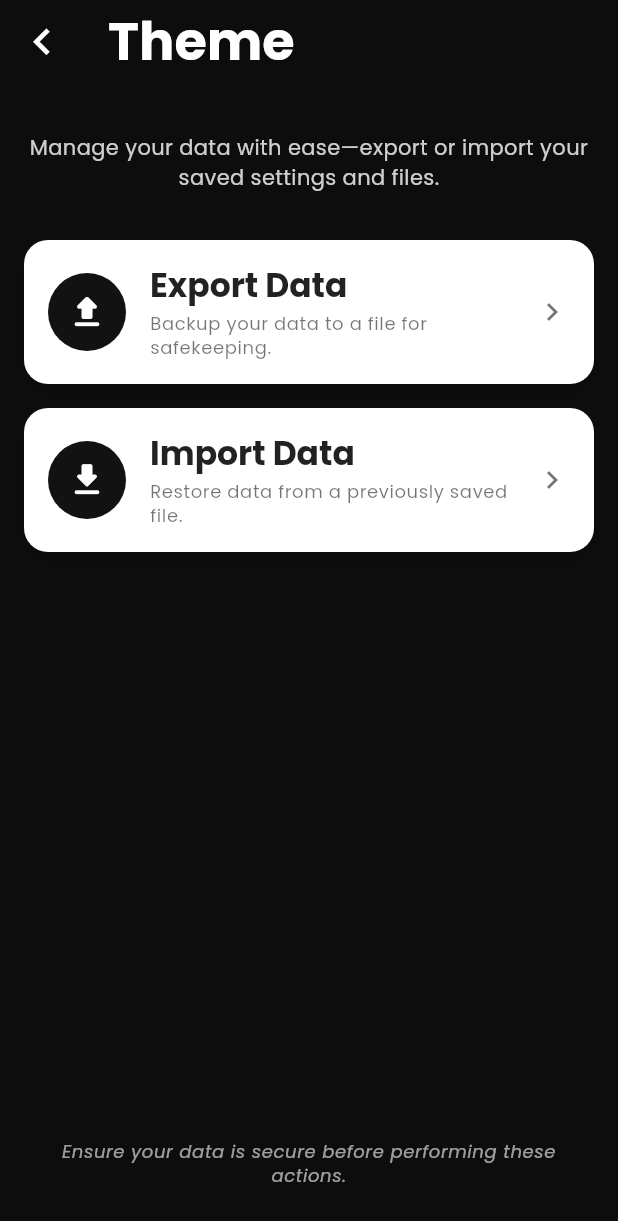
After one commit to seasmoffi-gif/AnimeciX-app, a Flutter app: the StorageScreen screen opened directly, on a phone screen of 412 x 824 dp. The commit adds this screen. Shown: the top 1221 px of the screen. Run offline on Flutter 3.47's test engine with Material 3 defaults, Android fonts, the phone set to English and light mode, and no system bars; our stand-ins replace better_player, crystal_navigation_bar, google_fonts, hive, hive_flutter, hugeicons and 1 more; accounts and stored records are empty; network calls fail.

Commit message:
UI improvments

```diff
--- a/lib/screens/main/details/details_screen.dart
+++ b/lib/screens/main/details/details_screen.dart
@@ -103,6 +103,7 @@ class _DetailsScreenState extends State<DetailsScreen> {
                                   Theme.of(context).colorScheme.secondary,
                               child: Container(
                                 height: 400,
+                                width: 260,
                                 color: Colors.grey[300],
                               ),
                             );
@@ -283,10 +284,11 @@ class _DetailsScreenState extends State<DetailsScreen> {
         decoration: BoxDecoration(
           gradient: LinearGradient(
             colors: [
+              themeData.colorScheme.surface,
               themeData.colorScheme.primary,
               themeData.colorScheme.secondary, // End color
             ],
-            begin: Alignment.centerLeft,
+            begin: Alignment.bottomLeft,
             end: Alignment.topRight,
           ),
         ),
--- a/lib/screens/main/home/home_screen.dart
+++ b/lib/screens/main/home/home_screen.dart
@@ -99,7 +99,7 @@ class _HomeScreenState extends State<HomeScreen> {
     final screenSize = MediaQuery.of(context).size;
 
     return Shimmer.fromColors(
-      baseColor: theme.colorScheme.primary,
+      baseColor: theme.colorScheme.primary.withOpacity(0.5),
       highlightColor: theme.colorScheme.secondary,
       child: SizedBox(
         height: screenSize.width * 0.6,
--- /dev/null
+++ b/lib/screens/main/settings/storage/storage_screen.dart
@@ -0,0 +1,163 @@
+import 'package:flutter/material.dart';
+
+class StorageScreen extends StatefulWidget {
+  const StorageScreen({super.key});
+
+  @override
+  State<StorageScreen> createState() => _StorageScreenState();
+}
+
+class _StorageScreenState extends State<StorageScreen> {
+  void _exportData() {
+    ScaffoldMessenger.of(context).showSnackBar(
+      const SnackBar(content: Text("Exporting data...")),
+    );
+    // Add export functionality here
+  }
+
+  void _importData() {
+    ScaffoldMessenger.of(context).showSnackBar(
+      const SnackBar(content: Text("Importing data...")),
+    );
+    // Add import functionality here
+  }
+
+  @override
+  Widget build(BuildContext context) {
+    ThemeData themeData = Theme.of(context);
+
+    return Scaffold(
+      extendBody: true,
+      appBar: AppBar(
+          backgroundColor: Colors.transparent,
+          leading: IconButton(
+            onPressed: () => Navigator.pop(context),
+            icon: Icon(
+              Icons.navigate_before,
+              size: 35,
+            ),
+          ),
+          title: Text(
+            "Theme",
+            style: themeData.textTheme.headlineLarge?.copyWith(
+              fontSize: 35,
+              fontWeight: FontWeight.bold,
+            ),
+          ),
+          forceMaterialTransparency: true,
+        ),
+      body: Container(
+        decoration: BoxDecoration(
+          // gradient: LinearGradient(
+          //   colors: [themeData.colorScheme.primary, themeData.colorScheme.secondary],
+          //   begin: Alignment.topLeft,
+          //   end: Alignment.bottomRight,
+          // ),
+        ),
+        child: SafeArea(
+          child: Padding(
+            padding: const EdgeInsets.all(16.0),
+            child: Column(
+              crossAxisAlignment: CrossAxisAlignment.center,
+              children: [
+                const SizedBox(height: 16),
+                Text(
+                  "Manage your data with ease—export or import your saved settings and files.",
+                  style: themeData.textTheme.bodyMedium?.copyWith(
+                    color: Colors.white.withOpacity(0.8),
+                  ),
+                  textAlign: TextAlign.center,
+                ),
+                const SizedBox(height: 32),
+                _buildOptionCard(
+                  title: "Export Data",
+                  description: "Backup your data to a file for safekeeping.",
+                  icon: Icons.upload_rounded,
+                  onPressed: _exportData,
+                ),
+                const SizedBox(height: 16),
+                _buildOptionCard(
+                  title: "Import Data",
+                  description: "Restore data from a previously saved file.",
+                  icon: Icons.download_rounded,
+                  onPressed: _importData,
+                ),
+                const Spacer(),
+                Text(
+                  "Ensure your data is secure before performing these actions.",
+                  style: themeData.textTheme.bodySmall?.copyWith(
+                    color: Colors.white.withOpacity(0.6),
+                    fontStyle: FontStyle.italic,
+                  ),
+                  textAlign: TextAlign.center,
+                ),
+                const SizedBox(height: 16),
+              ],
+            ),
+          ),
+        ),
+      ),
+    );
+  }
+
+  Widget _buildOptionCard({
+    required String title,
+    required String description,
+    required IconData icon,
+    required VoidCallback onPressed,
+  }) {
+    return InkWell(
+      onTap: onPressed,
+      borderRadius: BorderRadius.circular(16),
+      child: Container(
+        padding: const EdgeInsets.all(16),
+        decoration: BoxDecoration(
+          color: Theme.of(context).colorScheme.onSurface,
+          borderRadius: BorderRadius.circular(16),
+          boxShadow: [
+            BoxShadow(
+              color: Colors.black.withOpacity(0.1),
+              blurRadius: 12,
+              offset: const Offset(0, 6),
+            ),
+          ],
+        ),
+        child: Row(
+          children: [
+            Container(
+              padding: const EdgeInsets.all(12),
+              decoration: BoxDecoration(
+                color: Theme.of(context).colorScheme.primary,
+                shape: BoxShape.circle,
+              ),
+              child: Icon(icon, color: Colors.white, size: 28),
+            ),
+            const SizedBox(width: 16),
+            Expanded(
+              child: Column(
+                crossAxisAlignment: CrossAxisAlignment.start,
+                children: [
+                  Text(
+                    title,
+                    style: Theme.of(context).textTheme.titleLarge?.copyWith(
+                          fontWeight: FontWeight.bold,
+                          color: Colors.black87,
+                        ),
+                  ),
+                  const SizedBox(height: 4),
+                  Text(
+                    description,
+                    style: Theme.of(context).textTheme.bodySmall?.copyWith(
+                          color: Colors.black54,
+                        ),
+                  ),
+                ],
+              ),
+            ),
+            const Icon(Icons.chevron_right, color: Colors.black54),
+          ],
+        ),
+      ),
+    );
+  }
+}
--- a/lib/screens/main/stream/stream_screen.dart
+++ b/lib/screens/main/stream/stream_screen.dart
@@ -299,7 +299,7 @@ class _StreamScreenState extends State<StreamScreen> {
   // UI Builders
   Widget _buildShimmerLoading(double height) {
     return Shimmer.fromColors(
-      baseColor: Theme.of(context).colorScheme.primary,
+      baseColor: Theme.of(context).colorScheme.primary.withOpacity(0.5),
       highlightColor: Theme.of(context).colorScheme.secondary,
       child: Container(
         height: height,
--- a/lib/widgets/anime_card.dart
+++ b/lib/widgets/anime_card.dart
@@ -95,7 +95,7 @@ class AnimeCard extends StatelessWidget {
       child: Container(
         padding: const EdgeInsets.symmetric(horizontal: 8, vertical: 4),
         decoration: BoxDecoration(
-          color: Theme.of(context).colorScheme.surface,
+          color: Theme.of(context).colorScheme.primary.withOpacity(0.8),
           borderRadius: BorderRadius.circular(12),
         ),
         child: Text(
```
Also changed, not shown: lib/screens/main/settings/settings_screen.dart (+8 -0 lines), lib/widgets/episodes_list.dart (+92 -40 lines).
